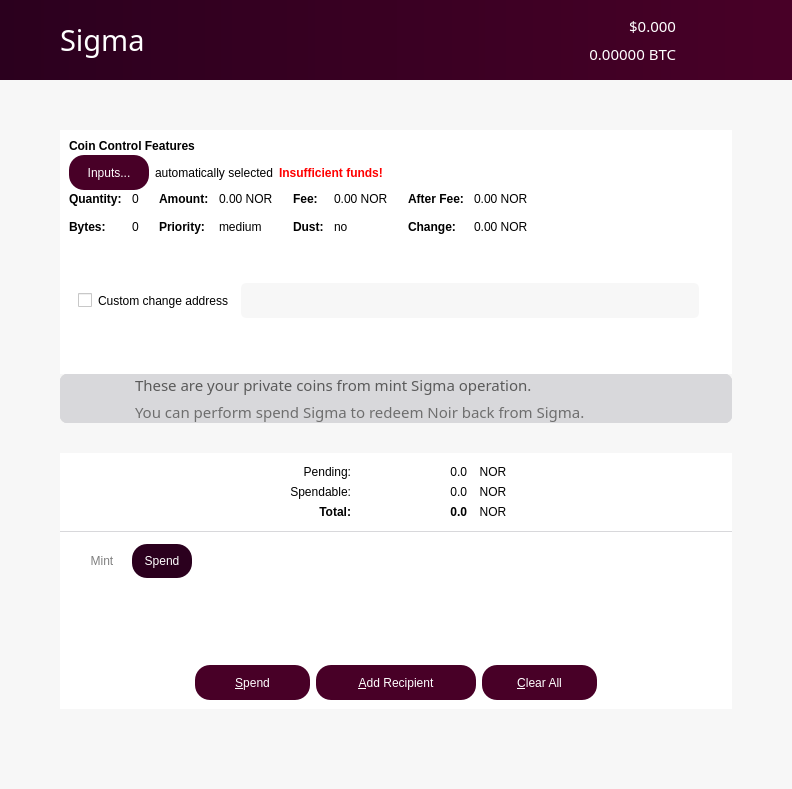
First picture: the form in src/qt/forms/sigmadialog.ui, repository noirofficial/noir, before the edit.
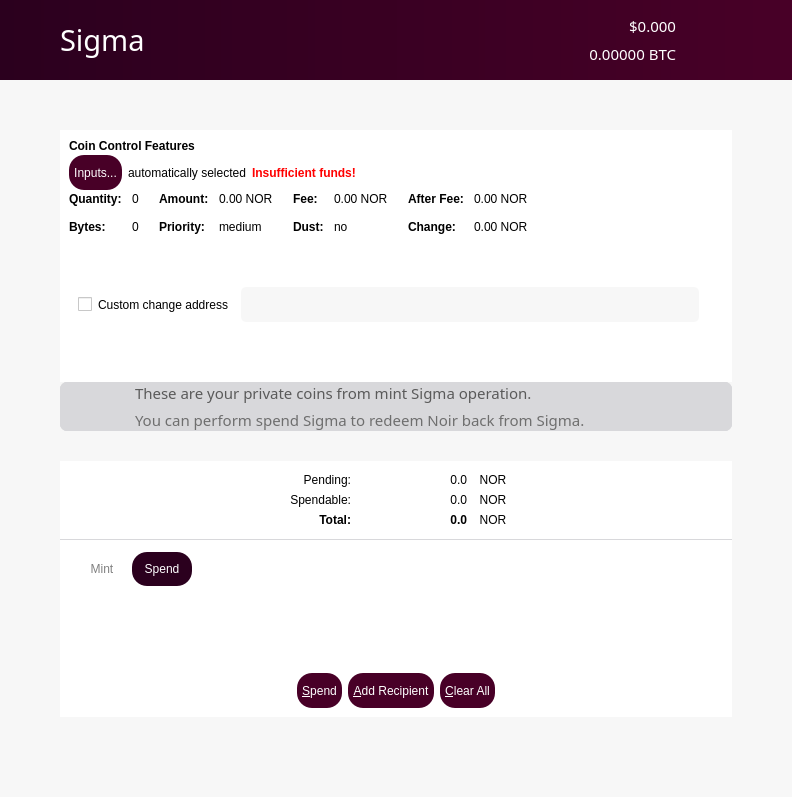
Second picture: the form after the edit. The open tabs and pages were chosen to show the change. Icons and pictures are not drawn. Custom widgets are drawn as their Qt base class.

Diff of the .ui file:
```diff
--- a/src/qt/forms/sigmadialog.ui
+++ b/src/qt/forms/sigmadialog.ui
@@ -7,7 +7,7 @@
     <x>0</x>
     <y>0</y>
     <width>792</width>
-    <height>789</height>
+    <height>797</height>
    </rect>
   </property>
   <property name="sizePolicy">
@@ -115,6 +115,15 @@
        </color>
       </brush>
      </colorrole>
+     <colorrole role="PlaceholderText">
+      <brush brushstyle="NoBrush">
+       <color alpha="128">
+        <red>0</red>
+        <green>0</green>
+        <blue>0</blue>
+       </color>
+      </brush>
+     </colorrole>
     </active>
     <inactive>
      <colorrole role="WindowText">
@@ -207,6 +216,15 @@
        </color>
       </brush>
      </colorrole>
+     <colorrole role="PlaceholderText">
+      <brush brushstyle="NoBrush">
+       <color alpha="128">
+        <red>0</red>
+        <green>0</green>
+        <blue>0</blue>
+       </color>
+      </brush>
+     </colorrole>
     </inactive>
     <disabled>
      <colorrole role="WindowText">
@@ -299,6 +317,15 @@
        </color>
       </brush>
      </colorrole>
+     <colorrole role="PlaceholderText">
+      <brush brushstyle="NoBrush">
+       <color alpha="128">
+        <red>0</red>
+        <green>0</green>
+        <blue>0</blue>
+       </color>
+      </brush>
+     </colorrole>
     </disabled>
    </palette>
   </property>
@@ -748,7 +775,7 @@
                     <widget class="QPushButton" name="pushButtonCoinControl">
                      <property name="minimumSize">
                       <size>
-                       <width>80</width>
+                       <width>0</width>
                        <height>35</height>
                       </size>
                      </property>
@@ -759,12 +786,25 @@
                       </size>
                      </property>
                      <property name="styleSheet">
-                      <string notr="true">background-color: #480027;
+                      <string notr="true">QPushButton {
+background-color: #480027;
 color: white;
 border-radius:15px;
 height:35px;
-width:50px;
-border-width:0px;</string>
+border-width:0px;
+padding-left: 5px;
+padding-right: 5px;
+}
+
+QPushButton:hover {
+background-color: #2b001e;
+color: white;
+border-radius:15px;
+height:35px;
+border-width:0px;
+padding-left: 5px;
+padding-right: 5px;
+}</string>
                      </property>
                      <property name="text">
                       <string>Inputs...</string>
@@ -2281,17 +2321,30 @@
                           </property>
                           <property name="minimumSize">
                            <size>
-                            <width>115</width>
+                            <width>0</width>
                             <height>35</height>
                            </size>
                           </property>
                           <property name="styleSheet">
-                           <string notr="true">background-color: #480027;
+                           <string notr="true">QPushButton {
+background-color: #480027;
 color: white;
 border-radius:15px;
 height:35px;
-width:60px;
-border-width:0px;</string>
+border-width:0px;
+padding-left: 5px;
+padding-right: 5px;
+}
+
+QPushButton:hover {
+background-color: #2b001e;
+color: white;
+border-radius:15px;
+height:35px;
+border-width:0px;
+padding-left: 5px;
+padding-right: 5px;
+}</string>
                           </property>
                           <property name="text">
                            <string>&amp;Spend</string>
@@ -2302,17 +2355,30 @@
                          <widget class="QPushButton" name="addButton">
                           <property name="minimumSize">
                            <size>
-                            <width>160</width>
+                            <width>0</width>
                             <height>35</height>
                            </size>
                           </property>
                           <property name="styleSheet">
-                           <string notr="true">background-color: #480027;
+                           <string notr="true">QPushButton {
+background-color: #480027;
 color: white;
 border-radius:15px;
 height:35px;
-width:60px;
-border-width:0px;</string>
+border-width:0px;
+padding-left: 5px;
+padding-right: 5px;
+}
+
+QPushButton:hover {
+background-color: #2b001e;
+color: white;
+border-radius:15px;
+height:35px;
+border-width:0px;
+padding-left: 5px;
+padding-right: 5px;
+}</string>
                           </property>
                           <property name="text">
                            <string>&amp;Add Recipient</string>
@@ -2323,17 +2389,30 @@
                          <widget class="QPushButton" name="clearButton">
                           <property name="minimumSize">
                            <size>
-                            <width>115</width>
+                            <width>0</width>
                             <height>35</height>
                            </size>
                           </property>
                           <property name="styleSheet">
-                           <string notr="true">background-color: #480027;
+                           <string notr="true">QPushButton {
+background-color: #480027;
 color: white;
 border-radius:15px;
 height:35px;
-width:60px;
-border-width:0px;</string>
+border-width:0px;
+padding-left: 5px;
+padding-right: 5px;
+}
+
+QPushButton:hover {
+background-color: #2b001e;
+color: white;
+border-radius:15px;
+height:35px;
+border-width:0px;
+padding-left: 5px;
+padding-right: 5px;
+}</string>
                           </property>
                           <property name="text">
                            <string>&amp;Clear All</string>
```
Left out of the diff: 42 changed lines with no effect on the pictures.
